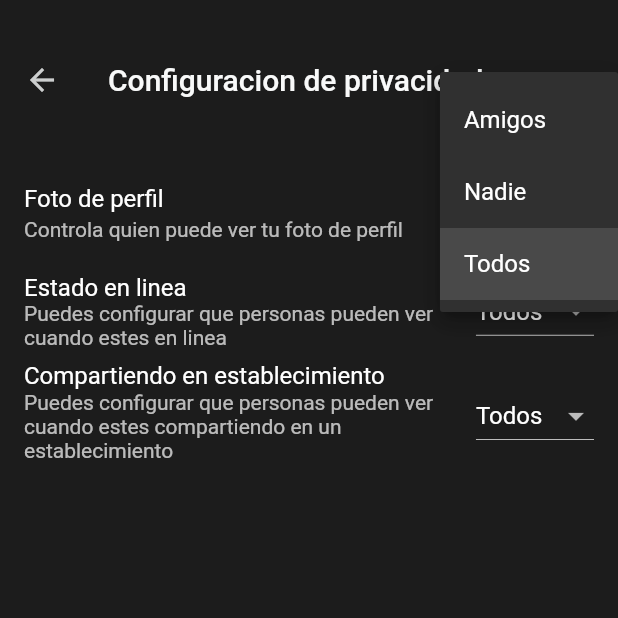
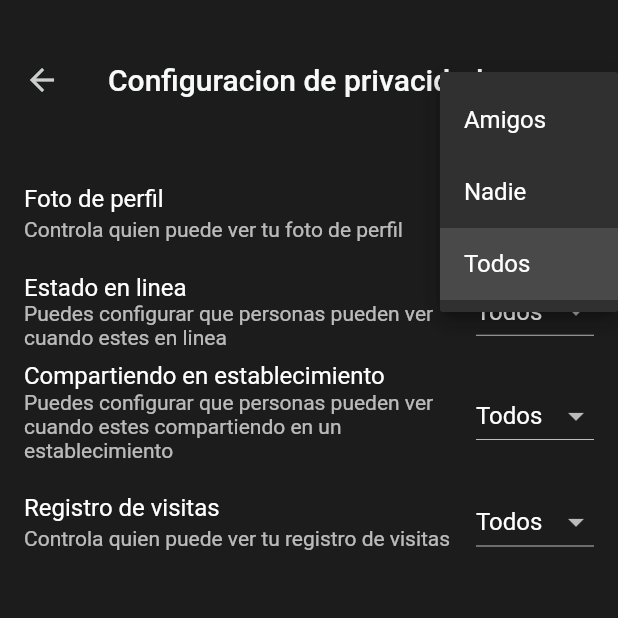
Before and after one commit to jrdeavila/gestion_tareas, a Flutter app: the SettingsPrivacyPage screen opened by its route, after a tap on "Todos", on a phone screen of 412 x 824 dp, the top half of it. Run offline on Flutter 3.47's test engine with Material 3 defaults, Android fonts, the phone set to English and light mode, and no system bars; our stand-ins replace audioplayers, cached_network_image, camera, cloud_firestore, dio, equatable and 13 more; missing offline and left inert: firebase_app_check, oauth2_client; accounts and stored records are empty.

```diff
--- a/music_concept_app/lib/pages/home/widgets/profile_view.dart
+++ b/music_concept_app/lib/pages/home/widgets/profile_view.dart
@@ -154,6 +154,13 @@ class _ProfileViewState extends State<ProfileView> {
                                 _currentTab = 1;
                               });
                             }),
+                        if (widget.guest == null ||
+                            widget.guest
+                                    ?.data()?['profileTripStatusVisibility'] ==
+                                "everyone" ||
+                            widget.guest
+                                    ?.data()?['profileTripStatusVisibility'] ==
+                                "friends")
                           ProfileTabBarItem(
                               label: 'Visitas',
                               icon: MdiIcons.sitemap,
--- a/music_concept_app/lib/pages/settings/controllers/privacy_ctrl.dart
+++ b/music_concept_app/lib/pages/settings/controllers/privacy_ctrl.dart
@@ -23,9 +23,11 @@ class PrivacyCtrl extends GetxController {
       _profileBusinessStatusVisibility,
       _onChangeProfileBusinessStatusVisibility,
     );
+    ever(_profileTripStatusVisibility, _onChangeProfileTripStatusVisibility);
     _fetchProfileAvatarVisibility();
     _fetchProfileStatusVisibility();
     _fetchProfileBusinessStatusVisibility();
+    _fetchProfileTripStatusVisibility();
   }
 
   // --------------------------------------------------------------------------
@@ -46,6 +48,13 @@ class PrivacyCtrl extends GetxController {
 
   void _onChangeProfileBusinessStatusVisibility(SettingsPrivacyView? value) {
     UserAccountService.changeProfileBusinessStatusVisibility(
+      accountRef: "users/${_authApp.currentUser!.uid}",
+      value: value!,
+    );
+  }
+
+  void _onChangeProfileTripStatusVisibility(SettingsPrivacyView? value) {
+    UserAccountService.changeProfileTripStatusVisibility(
       accountRef: "users/${_authApp.currentUser!.uid}",
       value: value!,
     );
@@ -72,6 +81,13 @@ class PrivacyCtrl extends GetxController {
     _profileBusinessStatusVisibility.value = value;
   }
 
+  Future<void> _fetchProfileTripStatusVisibility() async {
+    final value = await UserAccountService.getProfileTripStatusVisibility(
+      "users/${_authApp.currentUser!.uid}",
+    );
+    _profileTripStatusVisibility.value = value;
+  }
+
   // --------------------------------------------------------------------------
 
   final Rx<SettingsPrivacyView?> _profileAvatarVisibility =
@@ -81,6 +97,9 @@ class PrivacyCtrl extends GetxController {
       Rx<SettingsPrivacyView?>(null);
 
   final Rx<SettingsPrivacyView?> _profileBusinessStatusVisibility =
+      Rx<SettingsPrivacyView?>(null);
+
+  final Rx<SettingsPrivacyView?> _profileTripStatusVisibility =
       Rx<SettingsPrivacyView?>(null);
 
   // --------------------------------------------------------------------------
@@ -93,6 +112,9 @@ class PrivacyCtrl extends GetxController {
 
   SettingsPrivacyView? get profileBusinessStatusVisibility =>
       _profileBusinessStatusVisibility.value;
+
+  SettingsPrivacyView? get profileTripStatusVisibility =>
+      _profileTripStatusVisibility.value;
 
   // --------------------------------------------------------------------------
 
@@ -108,5 +130,9 @@ class PrivacyCtrl extends GetxController {
     _profileBusinessStatusVisibility.value = p0;
   }
 
+  void changeProfileTripStatusVisibility(SettingsPrivacyView? p0) {
+    _profileTripStatusVisibility.value = p0;
+  }
+
   // --------------------------------------------------------------------------
 }
--- a/music_concept_app/lib/pages/settings/pages/settings_privacy_page.dart
+++ b/music_concept_app/lib/pages/settings/pages/settings_privacy_page.dart
@@ -52,6 +52,18 @@ class SettingsPrivacyPage extends StatelessWidget {
                     },
                   ),
                 )),
+            ListTile(
+              title: const Text("Registro de visitas"),
+              subtitle: const Text(
+                "Controla quien puede ver tu registro de visitas",
+              ),
+              trailing: Obx(() => DropdownPrivacyView(
+                    value: controller.profileTripStatusVisibility,
+                    onChange: (p0) {
+                      controller.changeProfileTripStatusVisibility(p0);
+                    },
+                  )),
+            ),
           ],
         ));
   }
--- a/music_concept_app/lib/services/user_account.dart
+++ b/music_concept_app/lib/services/user_account.dart
@@ -285,6 +285,20 @@ abstract class UserAccountService {
           transaction.delete(FirebaseFirestore.instance.doc("business/$uid"));
     });
   }
+
+  static Future<SettingsPrivacyView> getProfileTripStatusVisibility(String s) {
+    return FirebaseFirestore.instance.doc(s).get().then(
+          (value) =>
+              privacyFromValue(value.data()!["profileTripStatusVisibility"]),
+        );
+  }
+
+  static Future<void> changeProfileTripStatusVisibility(
+      {required String accountRef, required SettingsPrivacyView value}) {
+    return FirebaseFirestore.instance.doc(accountRef).update({
+      "profileTripStatusVisibility": privacyViewValue(value),
+    });
+  }
 }
 
 enum UserAccountType {
```
Lines whose indentation alone changed are shown as unchanged.
